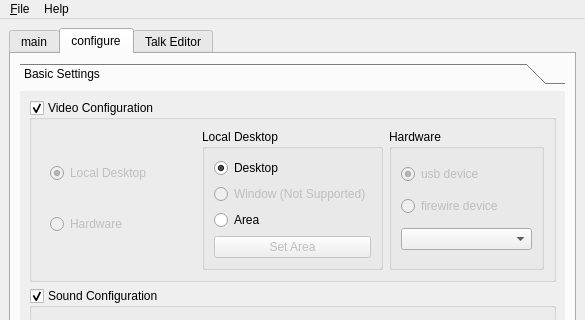
Qt form src/freeseer/frontend/default/forms/freeseer_ui_qt.ui (Freeseer/freeseer) before a commit; both pictures show x 0 to 585 and y 0 to 320 of the 585 by 529 pixel window.
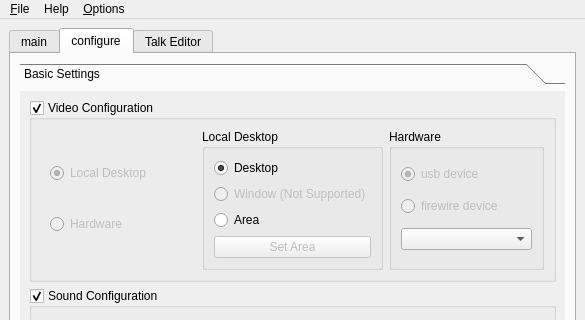
The same form after that commit. The open tabs and pages were chosen to show the change. Icons and pictures are not drawn.

```diff
--- a/src/freeseer/frontend/default/forms/freeseer_ui_qt.ui
+++ b/src/freeseer/frontend/default/forms/freeseer_ui_qt.ui
@@ -1041,7 +1041,7 @@
      <x>0</x>
      <y>0</y>
      <width>585</width>
-     <height>21</height>
+     <height>23</height>
     </rect>
    </property>
    <widget class="QMenu" name="menuFile">
@@ -1056,8 +1056,20 @@
     </property>
     <addaction name="actionAbout"/>
    </widget>
+   <widget class="QMenu" name="menuOptions">
+    <property name="title">
+     <string>&amp;Options</string>
+    </property>
+    <widget class="QMenu" name="menuLanguage">
+     <property name="title">
+      <string>Language</string>
+     </property>
+    </widget>
+    <addaction name="menuLanguage"/>
+   </widget>
    <addaction name="menuFile"/>
    <addaction name="menuHelp"/>
+   <addaction name="menuOptions"/>
   </widget>
   <widget class="QStatusBar" name="statusbar"/>
   <action name="actionExit">
```
Left out of the diff: 17 changed lines with no effect on the pictures.
